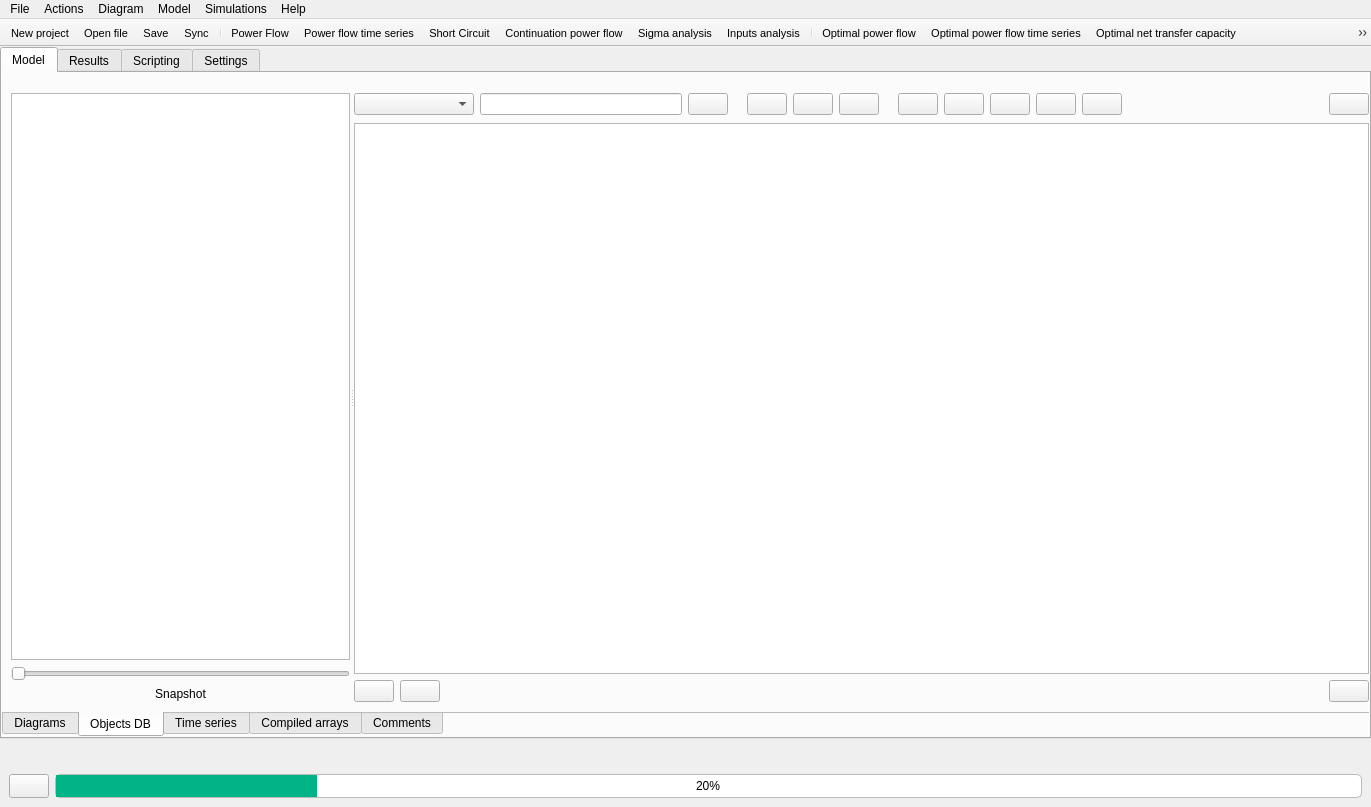
The window that src/GridCal/Gui/Main/MainWindow.ui (SanPen/GridCal) describes before a commit, drawn with Qt 5.
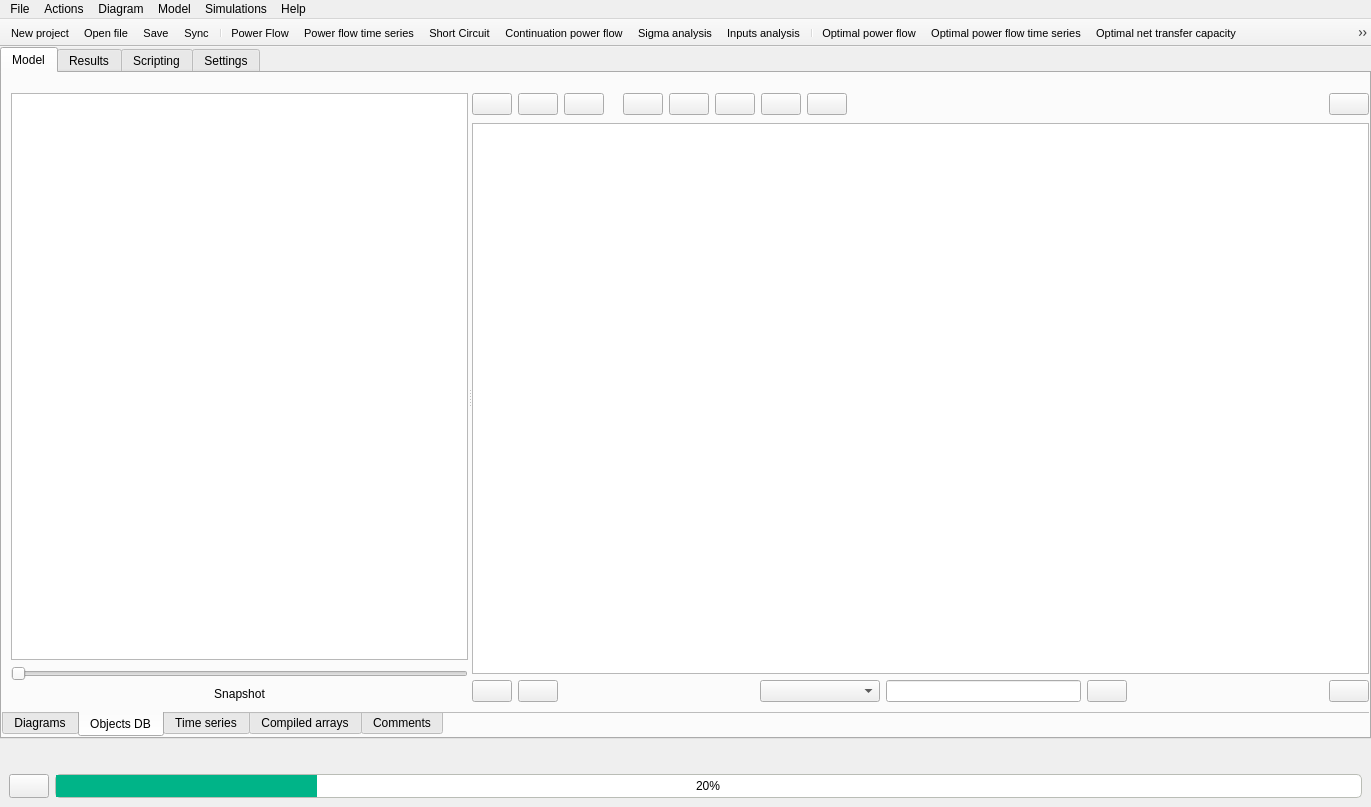
The same window after the commit. The open tabs and pages were chosen to show the change. Icons and pictures are not drawn.

Patch:
```diff
--- a/src/GridCal/Gui/Main/MainWindow.ui
+++ b/src/GridCal/Gui/Main/MainWindow.ui
@@ -497,59 +497,6 @@
                    <property name="bottomMargin">
                     <number>0</number>
                    </property>
-                   <item>
-                    <widget class="QComboBox" name="property_comboBox">
-                     <property name="minimumSize">
-                      <size>
-                       <width>120</width>
-                       <height>0</height>
-                      </size>
-                     </property>
-                    </widget>
-                   </item>
-                   <item>
-                    <widget class="QLineEdit" name="smart_search_lineEdit">
-                     <property name="minimumSize">
-                      <size>
-                       <width>120</width>
-                       <height>0</height>
-                      </size>
-                     </property>
-                     <property name="toolTip">
-                      <string>&lt;!DOCTYPE HTML PUBLIC &quot;-//W3C//DTD HTML 4.0//EN&quot; &quot;http://www.w3.org/TR/REC-html40/strict.dtd&quot;&gt;
-&lt;html&gt;&lt;head&gt;&lt;meta name=&quot;qrichtext&quot; content=&quot;1&quot; /&gt;&lt;style type=&quot;text/css&quot;&gt;
-p, li { white-space: pre-wrap; }
-&lt;/style&gt;&lt;/head&gt;&lt;body style=&quot; font-family:'MS Shell Dlg 2'; font-size:8pt; font-weight:400; font-style:normal;&quot;&gt;
-&lt;p style=&quot; margin-top:12px; margin-bottom:12px; margin-left:0px; margin-right:0px; -qt-block-indent:0; text-indent:0px;&quot;&gt;Write search criteria. i.e.:&lt;/p&gt;
-&lt;p style=&quot; margin-top:12px; margin-bottom:12px; margin-left:0px; margin-right:0px; -qt-block-indent:0; text-indent:0px;&quot;&gt;&amp;gt;=20: Is greater or equal to 20&lt;/p&gt;
-&lt;p style=&quot; margin-top:12px; margin-bottom:12px; margin-left:0px; margin-right:0px; -qt-block-indent:0; text-indent:0px;&quot;&gt;==bus1: Is exacty equal to bus1&lt;/p&gt;
-&lt;p style=&quot; margin-top:12px; margin-bottom:12px; margin-left:0px; margin-right:0px; -qt-block-indent:0; text-indent:0px;&quot;&gt;&amp;gt;Bus2: Is greater than Bus2&lt;/p&gt;
-&lt;p style=&quot; margin-top:12px; margin-bottom:12px; margin-left:0px; margin-right:0px; -qt-block-indent:0; text-indent:0px;&quot;&gt;== 30: Is equal to 30&lt;/p&gt;
-&lt;p style=&quot; margin-top:12px; margin-bottom:12px; margin-left:0px; margin-right:0px; -qt-block-indent:0; text-indent:0px;&quot;&gt;*bus : Contains the word bus&lt;/p&gt;&lt;/body&gt;&lt;/html&gt;</string>
-                     </property>
-                    </widget>
-                   </item>
-                   <item>
-                    <widget class="QPushButton" name="filter_pushButton">
-                     <property name="toolTip">
-                      <string>Smart filter</string>
-                     </property>
-                     <property name="text">
-                      <string/>
-                     </property>
-                     <property name="icon">
-                      <iconset resource="icons.qrc">
-                       <normaloff>:/Icons/icons/magnifying_glass.svg</normaloff>:/Icons/icons/magnifying_glass.svg</iconset>
-                     </property>
-                    </widget>
-                   </item>
-                   <item>
-                    <widget class="QLabel" name="label_27">
-                     <property name="text">
-                      <string/>
-                     </property>
-                    </widget>
-                   </item>
                    <item>
                     <widget class="QPushButton" name="copyObjectsTableButton">
                      <property name="toolTip">
@@ -751,6 +698,65 @@
                      </property>
                     </widget>
                    </item>
+                   <item>
+                    <spacer name="horizontalSpacer_19">
+                     <property name="orientation">
+                      <enum>Qt::Horizontal</enum>
+                     </property>
+                     <property name="sizeHint" stdset="0">
+                      <size>
+                       <width>40</width>
+                       <height>20</height>
+                      </size>
+                     </property>
+                    </spacer>
+                   </item>
+                   <item>
+                    <widget class="QComboBox" name="property_comboBox">
+                     <property name="minimumSize">
+                      <size>
+                       <width>120</width>
+                       <height>0</height>
+                      </size>
+                     </property>
+                    </widget>
+                   </item>
+                   <item>
+                    <widget class="QLineEdit" name="smart_search_lineEdit">
+                     <property name="minimumSize">
+                      <size>
+                       <width>120</width>
+                       <height>0</height>
+                      </size>
+                     </property>
+                     <property name="toolTip">
+                      <string>&lt;!DOCTYPE HTML PUBLIC &quot;-//W3C//DTD HTML 4.0//EN&quot; &quot;http://www.w3.org/TR/REC-html40/strict.dtd&quot;&gt;
+&lt;html&gt;&lt;head&gt;&lt;meta name=&quot;qrichtext&quot; content=&quot;1&quot; /&gt;&lt;style type=&quot;text/css&quot;&gt;
+p, li { white-space: pre-wrap; }
+&lt;/style&gt;&lt;/head&gt;&lt;body style=&quot; font-family:'MS Shell Dlg 2'; font-size:8pt; font-weight:400; font-style:normal;&quot;&gt;
+&lt;p style=&quot; margin-top:12px; margin-bottom:12px; margin-left:0px; margin-right:0px; -qt-block-indent:0; text-indent:0px;&quot;&gt;Write search criteria. i.e.:&lt;/p&gt;
+&lt;p style=&quot; margin-top:12px; margin-bottom:12px; margin-left:0px; margin-right:0px; -qt-block-indent:0; text-indent:0px;&quot;&gt;&amp;gt;=20: Is greater or equal to 20&lt;/p&gt;
+&lt;p style=&quot; margin-top:12px; margin-bottom:12px; margin-left:0px; margin-right:0px; -qt-block-indent:0; text-indent:0px;&quot;&gt;==bus1: Is exacty equal to bus1&lt;/p&gt;
+&lt;p style=&quot; margin-top:12px; margin-bottom:12px; margin-left:0px; margin-right:0px; -qt-block-indent:0; text-indent:0px;&quot;&gt;&amp;gt;Bus2: Is greater than Bus2&lt;/p&gt;
+&lt;p style=&quot; margin-top:12px; margin-bottom:12px; margin-left:0px; margin-right:0px; -qt-block-indent:0; text-indent:0px;&quot;&gt;== 30: Is equal to 30&lt;/p&gt;
+&lt;p style=&quot; margin-top:12px; margin-bottom:12px; margin-left:0px; margin-right:0px; -qt-block-indent:0; text-indent:0px;&quot;&gt;*bus : Contains the word bus&lt;/p&gt;&lt;/body&gt;&lt;/html&gt;</string>
+                     </property>
+                    </widget>
+                   </item>
+                   <item>
+                    <widget class="QPushButton" name="filter_pushButton">
+                     <property name="toolTip">
+                      <string>Smart filter</string>
+                     </property>
+                     <property name="text">
+                      <string/>
+                     </property>
+                     <property name="icon">
+                      <iconset resource="icons.qrc">
+                       <normaloff>:/Icons/icons/magnifying_glass.svg</normaloff>:/Icons/icons/magnifying_glass.svg</iconset>
+                     </property>
+                    </widget>
+                   </item>
                    <item>
                     <spacer name="horizontalSpacer_9">
                      <property name="orientation">
```
Left out of the diff: 40 changed lines with no effect on the pictures.
